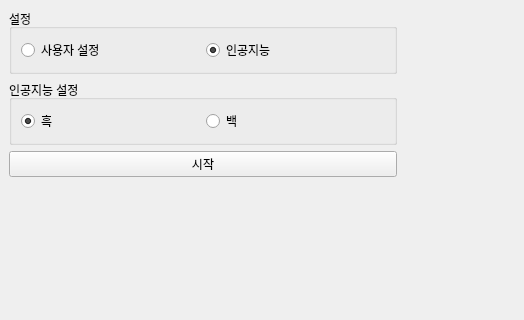
Before: the Qt Designer form mainwindow.ui in Aggxbbfxv/chessTestWithAi, drawn with Qt 5; both pictures show x 0 to 524 and y 0 to 320 of the 800 by 600 pixel window.
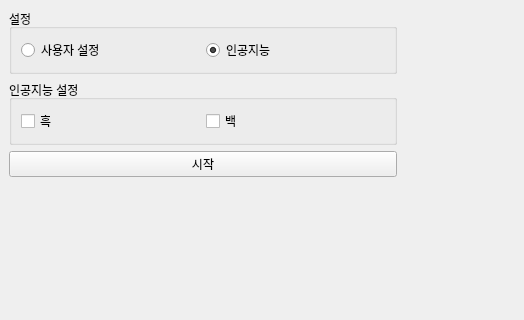
After: the same form once the commit is applied.

Commit message: feat: Initialize QtCreator user project settings and update chessboard and main window UI/logic.

Patch:
```diff
--- a/mainwindow.ui
+++ b/mainwindow.ui
@@ -58,17 +58,14 @@
            <item row="0" column="0">
             <layout class="QHBoxLayout" name="horizontalLayout_3">
              <item>
-              <widget class="QRadioButton" name="aiBlack">
+              <widget class="QCheckBox" name="aiBlack">
                <property name="text">
                 <string>흑</string>
                </property>
-               <property name="checked">
-                <bool>true</bool>
-               </property>
               </widget>
              </item>
              <item>
-              <widget class="QRadioButton" name="aiWhite">
+              <widget class="QCheckBox" name="aiWhite">
                <property name="text">
                 <string>백</string>
                </property>
```
The commit also changes 5 other files.
